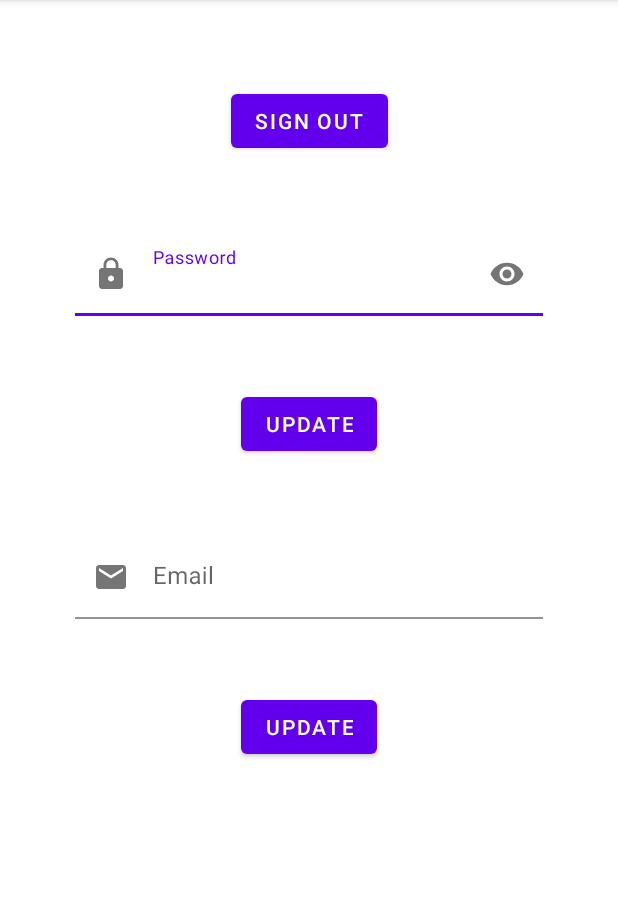
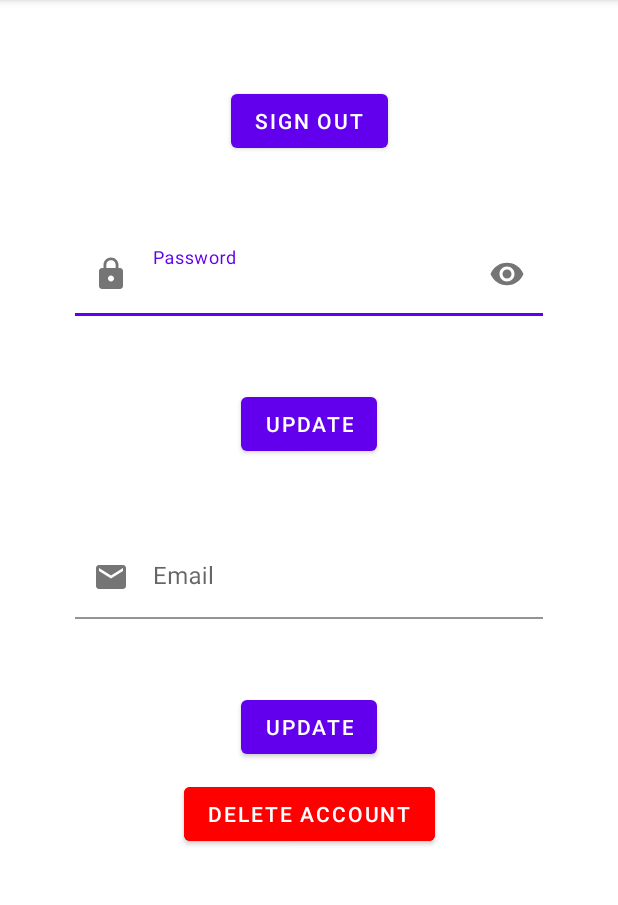
Before and after one commit to AvishkaUmesh/Kotlin-Authentication-Android-App, an Android app: the HomeActivity screen opened directly, with no data from a screen before it, on a phone screen of 412 x 824 dp, the part 84-989 px from its top. Run offline under Robolectric (Android 15) with nearby library versions, the phone set to English and light mode, and no system bars; our stand-ins replace Firebase (no records; nobody signed in at launch, a user with empty details on screens opened directly).

Commit message:
added delete account option

```diff
--- a/app/src/main/res/layout/activity_home.xml
+++ b/app/src/main/res/layout/activity_home.xml
@@ -79,4 +79,16 @@
         app:layout_constraintHorizontal_bias="0.5"
         app:layout_constraintStart_toStartOf="parent"
         app:layout_constraintTop_toBottomOf="@+id/textInputLayoutEmail" />
+
+    <Button
+        android:id="@+id/buttonDeleteAccount"
+        android:layout_width="wrap_content"
+        android:layout_height="wrap_content"
+        android:layout_marginTop="10dp"
+        android:text="@string/delete_account"
+        android:backgroundTint="@color/red"
+        app:layout_constraintEnd_toEndOf="parent"
+        app:layout_constraintHorizontal_bias="0.5"
+        app:layout_constraintStart_toStartOf="parent"
+        app:layout_constraintTop_toBottomOf="@+id/buttonUpdateEmail" />
 </androidx.constraintlayout.widget.ConstraintLayout>
--- a/app/src/main/res/values/colors.xml
+++ b/app/src/main/res/values/colors.xml
@@ -8,4 +8,5 @@
     <color name="black">#FF000000</color>
     <color name="white">#FFFFFFFF</color>
     <color name="transparent">#00FFFFFF</color>
+    <color name="red">#FF0000</color>
 </resources>
--- a/app/src/main/res/values/strings.xml
+++ b/app/src/main/res/values/strings.xml
@@ -11,4 +11,5 @@
     <string name="confirm">Confirm</string>
     <string name="loading">Loading...</string>
     <string name="update">Update</string>
+    <string name="delete_account">Delete Account</string>
 </resources>
```
Also changed, not shown: app/src/main/java/com/example/logintest/HomeActivity.kt (+18 -0 lines).
